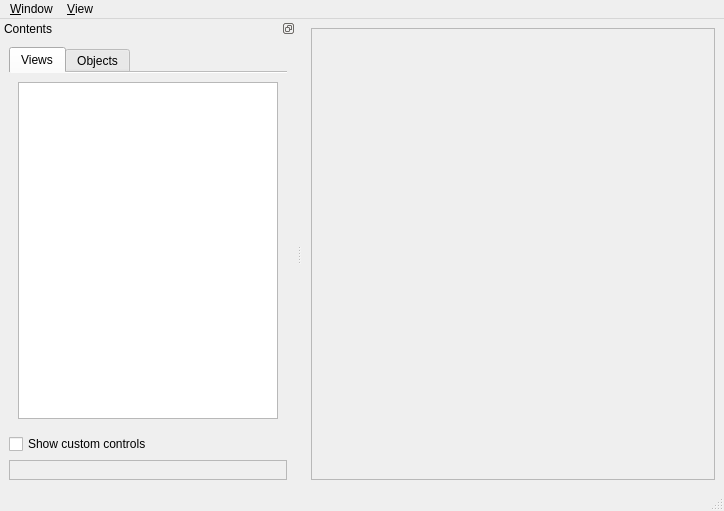
First picture: the form in subarchitectures/visualization.sa/trunk/src/c++/core/qtui/design/castor.ui, repository marc-hanheide/cogx, before the edit.
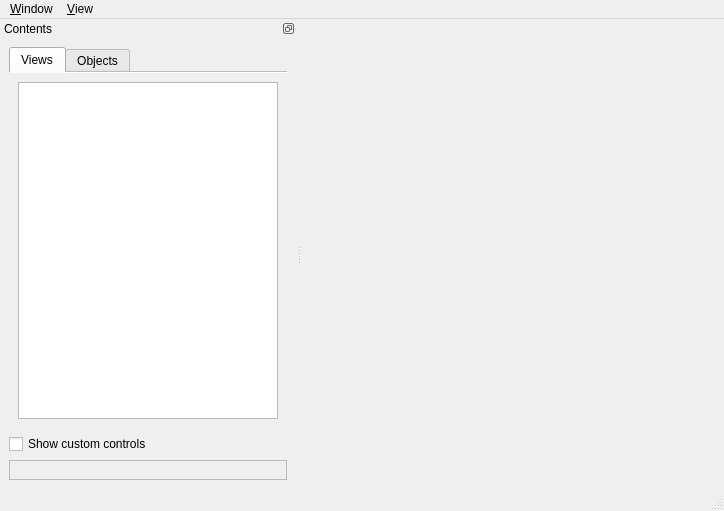
Second picture: the form after the edit. Icons and pictures are not drawn. Custom widgets are drawn as their Qt base class.

Commit message: v11n: let the qt framework manage the toolbars

```diff
--- a/subarchitectures/visualization.sa/trunk/src/c++/core/qtui/design/castor.ui
+++ b/subarchitectures/visualization.sa/trunk/src/c++/core/qtui/design/castor.ui
@@ -20,13 +20,7 @@
   <widget class="QWidget" name="centralwidget">
    <layout class="QVBoxLayout" name="verticalLayout">
     <item>
-     <widget class="QViewContainer" name="drawingArea">
-      <property name="frameShape">
-       <enum>QFrame::StyledPanel</enum>
-      </property>
-      <property name="frameShadow">
-       <enum>QFrame::Raised</enum>
-      </property>
+     <widget class="QViewContainer" name="drawingArea" native="true">
       <layout class="QVBoxLayout" name="verticalLayout_2">
        <item>
         <widget class="QCastView" name="_cast_view_unused" native="true">
@@ -269,7 +263,7 @@
   </customwidget>
   <customwidget>
    <class>QViewContainer</class>
-   <extends>QFrame</extends>
+   <extends>QWidget</extends>
    <header>qtui/QViewContainer.hpp</header>
    <container>1</container>
   </customwidget>
```
Left out of the diff: 12 changed lines with no effect on the pictures. The commit also changes 6 other files.
